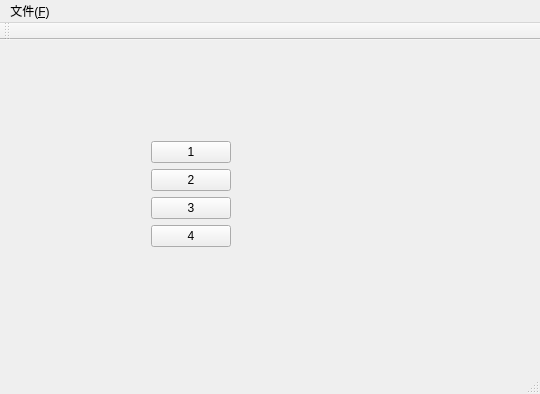
Qt form login/mainwindow.ui (Holden4Caulfield/QtStudy) before a commit.
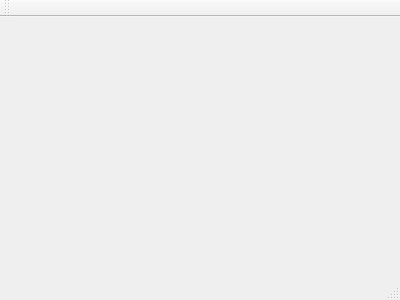
The same form after that commit.

```diff
--- a/login/mainwindow.ui
+++ b/login/mainwindow.ui
@@ -1,96 +1,25 @@
 <?xml version="1.0" encoding="UTF-8"?>
 <ui version="4.0">
  <class>MainWindow</class>
- <widget class="QMainWindow" name="MainWindow">
-  <property name="geometry">
+ <widget class="QMainWindow" name="MainWindow" >
+  <property name="geometry" >
    <rect>
     <x>0</x>
     <y>0</y>
-    <width>540</width>
-    <height>394</height>
+    <width>400</width>
+    <height>300</height>
    </rect>
   </property>
   <property name="windowTitle">
    <string>MainWindow</string>
   </property>
-  <widget class="QWidget" name="centralWidget">
-   <widget class="QWidget" name="">
-    <property name="geometry">
-     <rect>
-      <x>140</x>
-      <y>90</y>
-      <width>281</width>
-      <height>181</height>
-     </rect>
-    </property>
-    <layout class="QFormLayout" name="formLayout_2">
-     <item row="0" column="0">
-      <widget class="QPushButton" name="first">
-       <property name="text">
-        <string>1</string>
-       </property>
-      </widget>
-     </item>
-     <item row="1" column="0">
-      <widget class="QPushButton" name="second">
-       <property name="text">
-        <string>2</string>
-       </property>
-      </widget>
-     </item>
-     <item row="2" column="0">
-      <widget class="QPushButton" name="third">
-       <property name="text">
-        <string>3</string>
-       </property>
-      </widget>
-     </item>
-     <item row="3" column="0">
-      <widget class="QPushButton" name="four">
-       <property name="text">
-        <string>4</string>
-       </property>
-      </widget>
-     </item>
-    </layout>
-   </widget>
-  </widget>
-  <widget class="QMenuBar" name="menuBar">
-   <property name="geometry">
-    <rect>
-     <x>0</x>
-     <y>0</y>
-     <width>540</width>
-     <height>26</height>
-    </rect>
-   </property>
-   <widget class="QMenu" name="menu_F">
-    <property name="title">
-     <string>文件(&amp;F)</string>
-    </property>
-    <addaction name="action_N"/>
-   </widget>
-   <addaction name="menu_F"/>
-  </widget>
-  <widget class="QToolBar" name="mainToolBar">
-   <attribute name="toolBarArea">
-    <enum>TopToolBarArea</enum>
-   </attribute>
-   <attribute name="toolBarBreak">
-    <bool>false</bool>
-   </attribute>
-  </widget>
-  <widget class="QStatusBar" name="statusBar"/>
-  <action name="action_N">
-   <property name="text">
-    <string>新建(&amp;N)</string>
-   </property>
-   <property name="shortcut">
-    <string>Ctrl+N</string>
-   </property>
-  </action>
+  <widget class="QMenuBar" name="menuBar" />
+  <widget class="QToolBar" name="mainToolBar" />
+  <widget class="QWidget" name="centralWidget" />
+  <widget class="QStatusBar" name="statusBar" />
  </widget>
- <layoutdefault spacing="6" margin="11"/>
+ <layoutDefault spacing="6" margin="11" />
+ <pixmapfunction></pixmapfunction>
  <resources/>
  <connections/>
 </ui>
```
Left out of the diff: 3 changed lines with no effect on the pictures.
